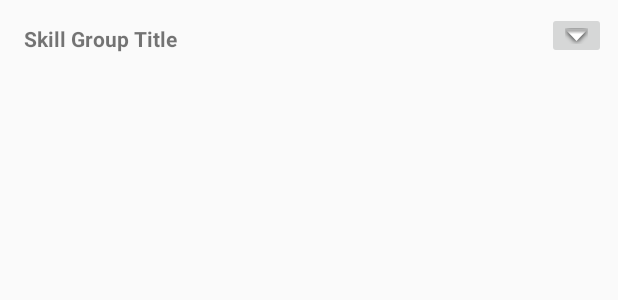
After one commit to kylaconstantine13/skill_eden, an Android app: the layout activity_skill_group_parent.xml on its own in the app's theme, with its tools: preview values and no code run, on a phone screen of 412 x 824 dp. The commit adds this screen. Shown: the top 300 px of the screen. Run offline under Robolectric (Android 15) with nearby library versions, the phone set to English and light mode, and no system bars.

Commit message:
added expandable skills to skill group. Next step. Make skills exandable so skill details display on click

```diff
--- a/skilleden/app/build.gradle
+++ b/skilleden/app/build.gradle
@@ -33,6 +33,7 @@ dependencies {
     implementation 'com.android.support.constraint:constraint-layout:1.1.0'
     implementation 'com.google.code.gson:gson:2.8.4'
     implementation "android.arch.lifecycle:extensions:1.1.0"
+    implementation 'com.bignerdranch.android:expandablerecyclerview:1.0.3'
     implementation 'com.android.support:recyclerview-v7:27.1.1'
     implementation 'org.slf4j:slf4j-api:1.7.25'
     implementation 'com.github.tony19:logback-android:1.1.1-11'
--- a/skilleden/app/src/main/java/com/eve/skilleden/SkillAdapter.java
+++ b/skilleden/app/src/main/java/com/eve/skilleden/SkillAdapter.java
@@ -30,7 +30,8 @@ public class SkillAdapter extends RecyclerView.Adapter<SkillAdapter.ViewHolder>
                     Log.d(TAG, "Element " + getAdapterPosition() + " clicked.");
                 }
             });
-            mTextView = (TextView) v.findViewById(R.id.skillGroupTextView);
+            mTextView = (TextView) v.findViewById(R.id.skill_group_text_view);
+            //skill_group_row_item.xml
 
         }
 
--- a/skilleden/app/src/main/java/com/eve/skilleden/SkillsDataFile.java
+++ b/skilleden/app/src/main/java/com/eve/skilleden/SkillsDataFile.java
@@ -2,6 +2,7 @@ package com.eve.skilleden;
 
 import android.content.res.AssetFileDescriptor;
 import android.content.res.AssetManager;
+import android.util.Log;
 
 import com.eve.skilleden.model.SkillGroup;
 import com.google.gson.Gson;
@@ -18,6 +19,8 @@ import java.util.ArrayList;
 import java.util.zip.GZIPInputStream;
 import java.net.URL;
 import java.io.File;
+
+import static android.content.ContentValues.TAG;
 
 public class SkillsDataFile {
     private static final String gzipfile = "eve_skills.jsongz";
@@ -73,6 +76,8 @@ public class SkillsDataFile {
         }
 
         Gson gson = new Gson();
+        Log.d(TAG,"LOADING SKILLS FROM FILE  " + sb.toString());
+
         Type skillGroupListType = new TypeToken<ArrayList<SkillGroup>>(){}.getType();
         this.skillGroups = gson.fromJson(sb.toString(), skillGroupListType);
     }
--- a/skilleden/app/src/main/java/com/eve/skilleden/model/SkillGroup.java
+++ b/skilleden/app/src/main/java/com/eve/skilleden/model/SkillGroup.java
@@ -13,7 +13,7 @@ public class SkillGroup {
     public SkillGroup() {
         this.id = 0;
         this.name = "Unknown Skill Group";
-        this.skills = new ArrayList<Skill>();
+        this.skills = new ArrayList<>();
     }
 
     public SkillGroup(int id, String name) {
@@ -22,7 +22,7 @@ public class SkillGroup {
         }
         this.id = id;
         this.name = name;
-        this.skills = new ArrayList<Skill>();
+        this.skills = new ArrayList<>();
 
     }
 
@@ -58,6 +58,7 @@ public class SkillGroup {
         return "SkillGroup{" +
                 "id=" + id +
                 ", name='" + name + '\'' +
+                ", list=" + skills +
                 '}';
     }
 }
--- a/skilleden/app/src/main/java/com/eve/skilleden/model/SkillList.java
+++ b/skilleden/app/src/main/java/com/eve/skilleden/model/SkillList.java
@@ -47,7 +47,6 @@ public class SkillList {
             Type skillGroupListType = new TypeToken<ArrayList<SkillGroup>>() {
             }.getType();
             List<SkillGroup> allSkills = gson.fromJson(sb.toString(), skillGroupListType);
-            System.out.println("Test all skills"); //TODO: remove
             for (SkillGroup skillGroup : allSkills) {
                 System.out.println("Skill Group: " + skillGroup.getName());
                 for (Skill skill : skillGroup.getSkills()) {
--- /dev/null
+++ b/skilleden/app/src/main/res/layout/activity_skill_group_parent.xml
@@ -0,0 +1,22 @@
+<?xml version="1.0" encoding="utf-8"?>
+<RelativeLayout xmlns:android="http://schemas.android.com/apk/res/android"
+    android:layout_width="match_parent"
+    android:layout_height="wrap_content">
+
+    <TextView
+        android:id="@+id/parent_list_item_skill_group_text_view"
+        android:layout_width="wrap_content"
+        android:layout_height="wrap_content"
+        android:padding="16dp"
+        android:text="Skill Group Title"
+        android:textStyle="bold" />
+
+    <ImageButton
+        android:id="@+id/parent_list_item_expand_arrow"
+        android:layout_width="wrap_content"
+        android:layout_height="wrap_content"
+        android:layout_alignParentRight="true"
+        android:layout_margin="8dp"
+        android:src="@android:drawable/arrow_down_float" />
+
+</RelativeLayout>
--- a/skilleden/app/src/main/res/layout/skill_group_row_item.xml
+++ b/skilleden/app/src/main/res/layout/skill_group_row_item.xml
@@ -4,7 +4,7 @@
     android:layout_height="match_parent">
 
     <TextView
-        android:id="@+id/skillGroupTextView"
+        android:id="@+id/skill_group_text_view"
         android:layout_width="fill_parent"
         android:layout_height="fill_parent"
         android:text="PlaceHolder" />
```
Also changed, not shown: skilleden/app/src/main/java/com/eve/skilleden/SkillActivity.java (+36 -10 lines), skilleden/app/src/main/java/com/eve/skilleden/SkillGroupAdapter.java (added, +65 -0 lines), skilleden/app/src/main/java/com/eve/skilleden/StaticSkills.java (+11 -0 lines), skilleden/app/src/main/java/com/eve/skilleden/model/Skill.java (+24 -2 lines), skilleden/app/src/main/java/com/eve/skilleden/skillmodels/SkillChildViewHolder.java (added, +23 -0 lines), skilleden/app/src/main/java/com/eve/skilleden/skillmodels/SkillGroupParentObject.java (added, +37 -0 lines), skilleden/app/src/main/java/com/eve/skilleden/skillmodels/SkillGroupParentViewHolder.java (added, +28 -0 lines), skilleden/app/src/main/res/layout/activity_skill.xml (deleted, +0 -23 lines), skilleden/app/src/main/res/layout/activity_skill_child.xml (added, +13 -0 lines), skilleden/app/src/main/res/layout/skill_list_recycle_view.xml (added, +12 -0 lines), skilleden/app/gradle/wrapper/gradle-wrapper.properties (added), 4 other files.
